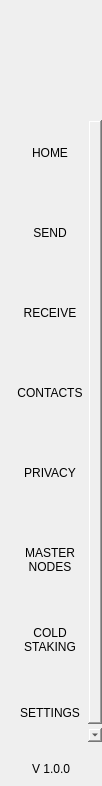
Before: the Qt Designer form src/qt/pivx/forms/navmenuwidget.ui in RapidsOfficial/Rapids, drawn with Qt 5.
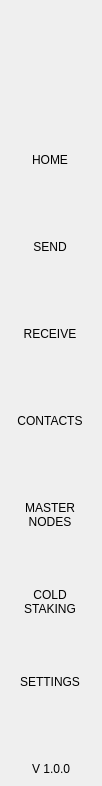
After: the same form once the commit is applied.

Commit message: [Cleanup][GUI] Remove privacy widget

The edit to the form file:
```diff
--- a/src/qt/pivx/forms/navmenuwidget.ui
+++ b/src/qt/pivx/forms/navmenuwidget.ui
@@ -259,32 +259,6 @@
             </property>
            </widget>
           </item>
-          <item>
-           <widget class="QToolButton" name="btnPrivacy">
-            <property name="minimumSize">
-             <size>
-              <width>100</width>
-              <height>80</height>
-             </size>
-            </property>
-            <property name="text">
-             <string>PRIVACY
-</string>
-            </property>
-            <property name="iconSize">
-             <size>
-              <width>32</width>
-              <height>32</height>
-             </size>
-            </property>
-            <property name="checkable">
-             <bool>true</bool>
-            </property>
-            <property name="autoExclusive">
-             <bool>true</bool>
-            </property>
-           </widget>
-          </item>
           <item>
            <widget class="QToolButton" name="btnMaster">
             <property name="minimumSize">
```
The commit also changes 9 other files.
